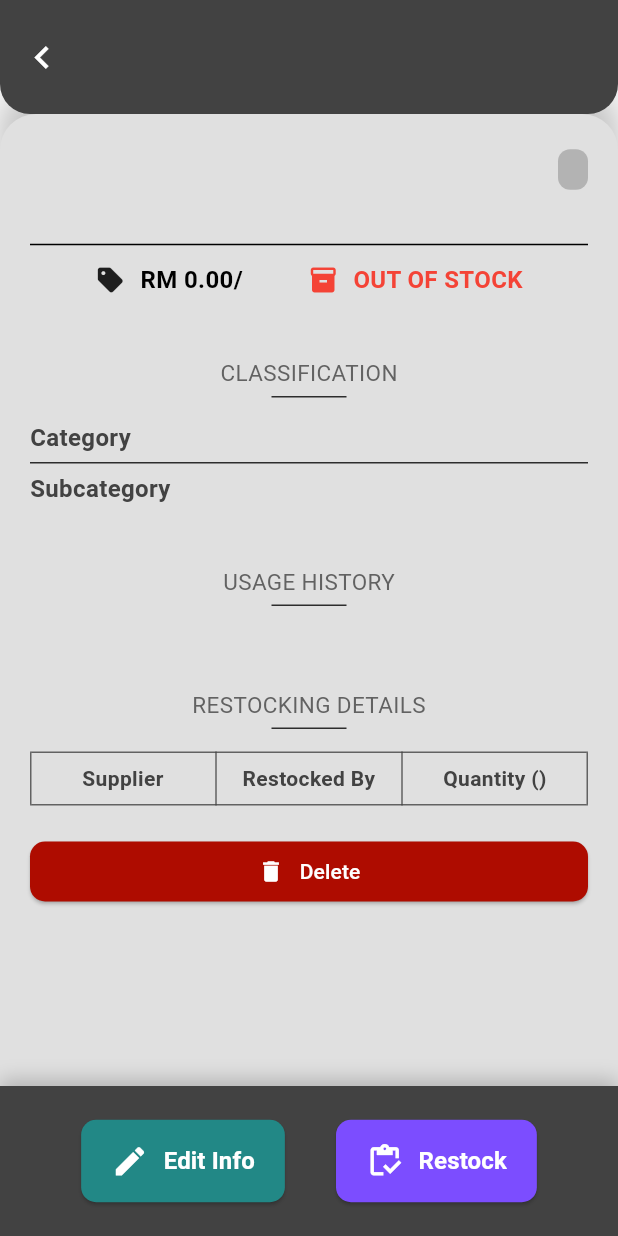
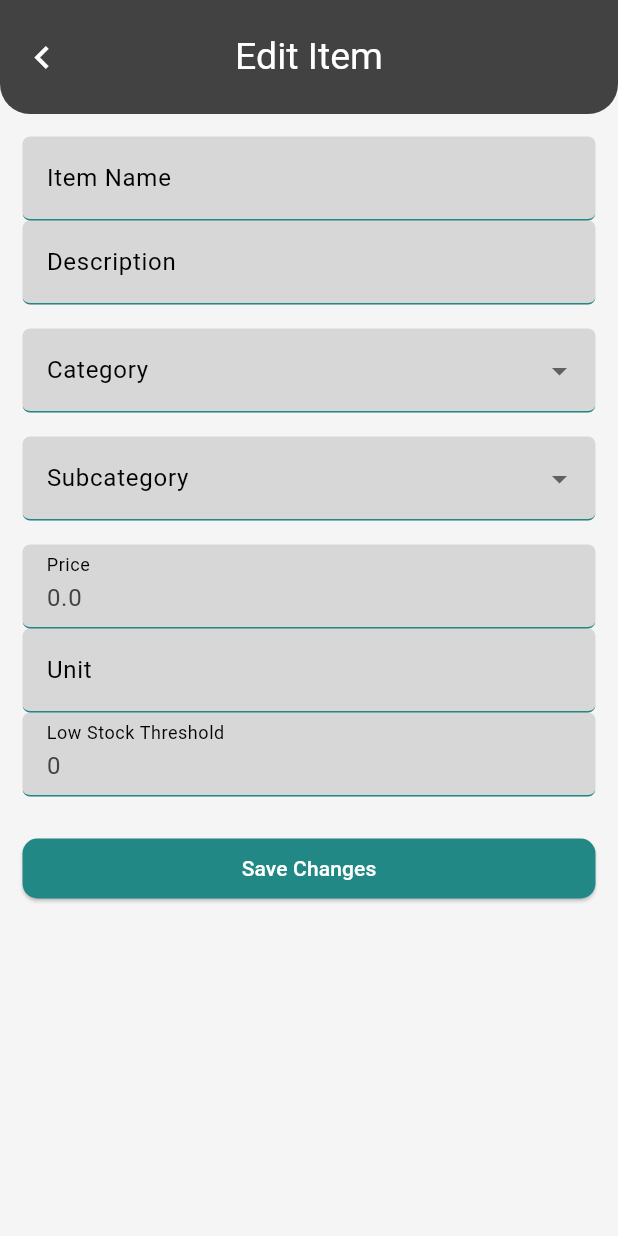
Before and after one commit to KurenoChan/Fixero, a Flutter app: the ItemDetailsPage screen opened directly with empty values, after a tap on "Edit Info", on a phone screen of 412 x 824 dp. Run offline on Flutter 3.47's test engine with Material 3 defaults, Android fonts, the phone set to English and light mode, and no system bars; our stand-ins replace animated_splash_screen, firebase_auth, firebase_core, firebase_database, fl_chart, google_sign_in and 3 more; accounts and stored records are empty.

Commit message:
feat: Enhance authentication flow and add edit item functionality in inventory management

```diff
--- /dev/null
+++ b/lib/features/inventory_management/views/edititem_page.dart
@@ -0,0 +1,207 @@
+import 'package:fixero/common/widgets/bars/fixero_subappbar.dart';
+import 'package:fixero/features/inventory_management/controllers/inventory_controller.dart';
+import 'package:fixero/features/inventory_management/models/item_model.dart';
+import 'package:flutter/material.dart';
+import 'package:provider/provider.dart';
+
+class EditItemPage extends StatefulWidget {
+  final Item item;
+  const EditItemPage({super.key, required this.item});
+
+  @override
+  State<EditItemPage> createState() => _EditItemPageState();
+}
+
+class _EditItemPageState extends State<EditItemPage> {
+  final _formKey = GlobalKey<FormState>();
+
+  late TextEditingController _itemNameController;
+  late TextEditingController _itemDescriptionController;
+  late TextEditingController _itemPriceController;
+  late TextEditingController _itemUnitController;
+  late TextEditingController _lowStockThresholdController;
+  bool isNewCategory = false;
+  bool isNewSubcategory = false;
+
+  String? selectedCategory;
+  String? selectedSubcategory;
+
+  @override
+  void initState() {
+    super.initState();
+    _itemNameController = TextEditingController(text: widget.item.itemName);
+    _itemDescriptionController = TextEditingController(
+      text: widget.item.itemDescription,
+    );
+    _itemPriceController = TextEditingController(
+      text: widget.item.itemPrice.toString(),
+    );
+    _itemUnitController = TextEditingController(text: widget.item.unit);
+    _lowStockThresholdController = TextEditingController(
+      text: widget.item.lowStockThreshold.toString(),
+    );
+
+    selectedCategory = widget.item.itemCategory;
+    selectedSubcategory = widget.item.itemSubCategory;
+  }
+
+  @override
+  void dispose() {
+    _itemNameController.dispose();
+    _itemDescriptionController.dispose();
+    _itemPriceController.dispose();
+    _itemUnitController.dispose();
+    _lowStockThresholdController.dispose();
+    super.dispose();
+  }
+
+  @override
+  Widget build(BuildContext context) {
+    final controller = Provider.of<InventoryController>(context, listen: false);
+
+    return Scaffold(
+      appBar: FixeroSubAppBar(title: "Edit Item"),
+      body: Padding(
+        padding: const EdgeInsets.all(15),
+        child: Form(
+          key: _formKey,
+          child: ListView(
+            children: [
+              TextFormField(
+                controller: _itemNameController,
+                decoration: const InputDecoration(labelText: 'Item Name'),
+                validator: (v) => v!.isEmpty ? "Required" : null,
+              ),
+              TextFormField(
+                controller: _itemDescriptionController,
+                decoration: const InputDecoration(labelText: 'Description'),
+              ),
+              const SizedBox(height: 16),
+
+              // 🔹 Category dropdown or text field
+              FutureBuilder<List<String>>(
+                future: controller.getCategories(),
+                builder: (context, snapshot) {
+                  if (!snapshot.hasData) {
+                    return const CircularProgressIndicator();
+                  }
+                  final categories = snapshot.data!;
+                  return isNewCategory
+                      ? TextFormField(
+                          controller: TextEditingController(
+                            text: selectedCategory,
+                          ),
+                          decoration: const InputDecoration(
+                            labelText: 'New Category',
+                          ),
+                          onChanged: (val) => selectedCategory = val,
+                        )
+                      : DropdownButtonFormField<String>(
+                          value: selectedCategory,
+                          items: [
+                            ...categories.map(
+                              (c) => DropdownMenuItem(value: c, child: Text(c)),
+                            ),
+                            const DropdownMenuItem(
+                              value: 'add_new',
+                              child: Text('Add New'),
+                            ),
+                          ],
+                          onChanged: (val) {
+                            if (val == 'add_new') {
+                              setState(() => isNewCategory = true);
+                            } else {
+                              setState(() {
+                                selectedCategory = val;
+                                isNewSubcategory = false;
+                                selectedSubcategory = null;
+                              });
+                            }
+                          },
+                          decoration: const InputDecoration(
+                            labelText: 'Category',
+                          ),
+                        );
+                },
+              ),
+              const SizedBox(height: 16),
+
+              // 🔹 Subcategory dropdown or text field
+              if (selectedCategory != null)
+                FutureBuilder<List<String>>(
+                  future: controller.getSubCategories(selectedCategory!),
+                  builder: (context, snapshot) {
+                    if (!snapshot.hasData) {
+                      return const CircularProgressIndicator();
+                    }
+                    final subcategories = snapshot.data!;
+                    return isNewSubcategory
+                        ? TextFormField(
+                            controller: TextEditingController(
+                              text: selectedSubcategory,
+                            ),
+                            decoration: const InputDecoration(
+                              labelText: 'New Subcategory',
+                            ),
+                            onChanged: (val) => selectedSubcategory = val,
+                          )
+                        : DropdownButtonFormField<String>(
+                            value: selectedSubcategory,
+                            items: [
+                              ...subcategories.map(
+                                (s) =>
+                                    DropdownMenuItem(value: s, child: Text(s)),
+                              ),
+                              const DropdownMenuItem(
+                                value: 'add_new',
+                                child: Text('Add New'),
+                              ),
+                            ],
+                            onChanged: (val) {
+                              if (val == 'add_new') {
+                                setState(() => isNewSubcategory = true);
+                              } else {
+                                setState(() => selectedSubcategory = val);
+                              }
+                            },
+                            decoration: const InputDecoration(
+                              labelText: 'Subcategory',
+                            ),
+                          );
+                  },
+                ),
+              const SizedBox(height: 16),
+
+              TextFormField(
+                controller: _itemPriceController,
+                decoration: const InputDecoration(labelText: 'Price'),
+                keyboardType: TextInputType.number,
+              ),
+              TextFormField(
+                controller: _itemUnitController,
+                decoration: const InputDecoration(labelText: 'Unit'),
+              ),
+              TextFormField(
+                controller: _lowStockThresholdController,
+                decoration: const InputDecoration(
+                  labelText: 'Low Stock Threshold',
+                ),
+                keyboardType: TextInputType.number,
+              ),
+              const SizedBox(height: 24),
+
+              ElevatedButton(
+                onPressed: () {
+                  if (_formKey.currentState!.validate()) {
+                    // 🔹 Call controller to update the item here
+                  }
+                },
+                child: const Text("Save Changes"),
+              ),
+            ],
+          ),
+        ),
+      ),
+    );
+  }
+}
--- a/lib/features/inventory_management/views/itemdetails_page.dart
+++ b/lib/features/inventory_management/views/itemdetails_page.dart
@@ -1,4 +1,5 @@
 import 'package:fixero/common/widgets/bars/fixero_subappbar.dart';
+import 'package:fixero/features/inventory_management/views/edititem_page.dart';
 import 'package:flutter/material.dart';
 import '../models/item_model.dart';
 
@@ -435,7 +436,20 @@ class ItemDetailsPage extends StatelessWidget {
               mainAxisAlignment: MainAxisAlignment.spaceEvenly,
               children: [
                 ElevatedButton(
-                  onPressed: () {},
+                  onPressed: () {
+                    Navigator.push(
+                      context,
+                      MaterialPageRoute(
+                        builder: (context) => EditItemPage(item: item),
+                      ),
+                    );
+
+                    // showModalBottomSheet(
+                    //   context: context,
+                    //   isScrollControlled: true,
+                    //   builder: (_) => EditItemPage(item: item),
+                    // );
+                  },
                   style: ElevatedButton.styleFrom(
                     padding: const EdgeInsets.symmetric(
                       horizontal: 20.0,
--- a/lib/main.dart
+++ b/lib/main.dart
@@ -24,7 +24,7 @@ void main() async {
   // TODO: REMOVE THIS LATER
   // ************************
   // Force logout for testing
-  // await FirebaseAuth.instance.signOut();
+  await FirebaseAuth.instance.signOut();
 
   // Read intro flag once
   final prefs = await SharedPreferences.getInstance();
```
Also changed, not shown: lib/features/authentication/controllers/auth_handler.dart (+70 -4 lines), lib/features/inventory_management/views/browseinventory_page.dart (+74 -74 lines).
